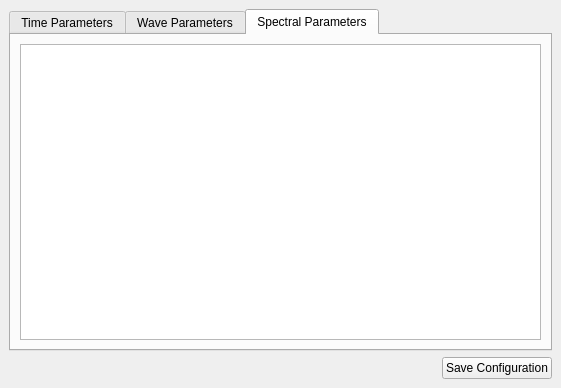
This is graphic_interface/UI_Files/ParametersWindow.ui in ECMora/SoundLab as Qt 5 draws it before an edit. The edited form follows.
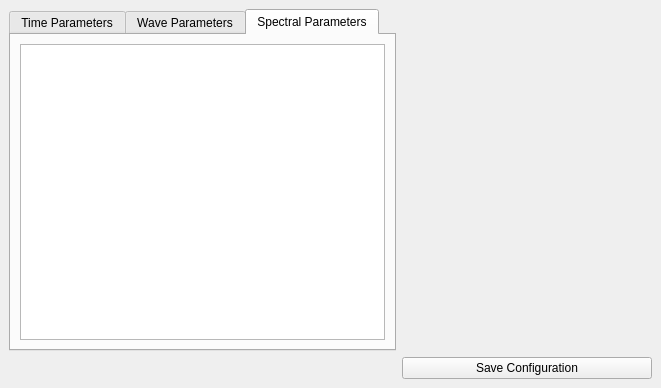
This is the edited form.

Commit message: parameter location window to visualize

What changed in the file:
```diff
--- a/graphic_interface/UI_Files/ParametersWindow.ui
+++ b/graphic_interface/UI_Files/ParametersWindow.ui
@@ -6,10 +6,16 @@
    <rect>
     <x>0</x>
     <y>0</y>
-    <width>561</width>
+    <width>661</width>
     <height>388</height>
    </rect>
   </property>
+  <property name="minimumSize">
+   <size>
+    <width>650</width>
+    <height>0</height>
+   </size>
+  </property>
   <property name="windowTitle">
    <string>Parameters Configuration</string>
   </property>
@@ -18,7 +24,7 @@
   </property>
   <widget class="QWidget" name="centralwidget">
    <layout class="QGridLayout" name="gridLayout">
-    <item row="1" column="0">
+    <item row="3" column="0">
      <spacer name="horizontalSpacer">
       <property name="orientation">
        <enum>Qt::Horizontal</enum>
@@ -31,14 +37,36 @@
       </property>
      </spacer>
     </item>
-    <item row="1" column="1">
+    <item row="3" column="1">
      <widget class="QPushButton" name="save_bttn">
       <property name="text">
        <string>Save Configuration</string>
       </property>
      </widget>
     </item>
-    <item row="0" column="0" colspan="2">
+    <item row="2" column="1">
+     <widget class="QWidget" name="settings_widget" native="true">
+      <property name="sizePolicy">
+       <sizepolicy hsizetype="Preferred" vsizetype="Preferred">
+        <horstretch>0</horstretch>
+        <verstretch>0</verstretch>
+       </sizepolicy>
+      </property>
+      <property name="minimumSize">
+       <size>
+        <width>250</width>
+        <height>0</height>
+       </size>
+      </property>
+      <property name="maximumSize">
+       <size>
+        <width>400</width>
+        <height>16777215</height>
+       </size>
+      </property>
+     </widget>
+    </item>
+    <item row="2" column="0">
      <widget class="QTabWidget" name="tab_parameters">
       <property name="currentIndex">
        <number>2</number>
@@ -59,7 +87,7 @@
         <string>Spectral Parameters</string>
        </attribute>
        <layout class="QGridLayout" name="gridLayout_2">
-        <item row="0" column="0">
+        <item row="0" column="1">
          <widget class="QTableWidget" name="parameter_locations_table"/>
         </item>
        </layout>
```
The commit also changes 5 other files.
